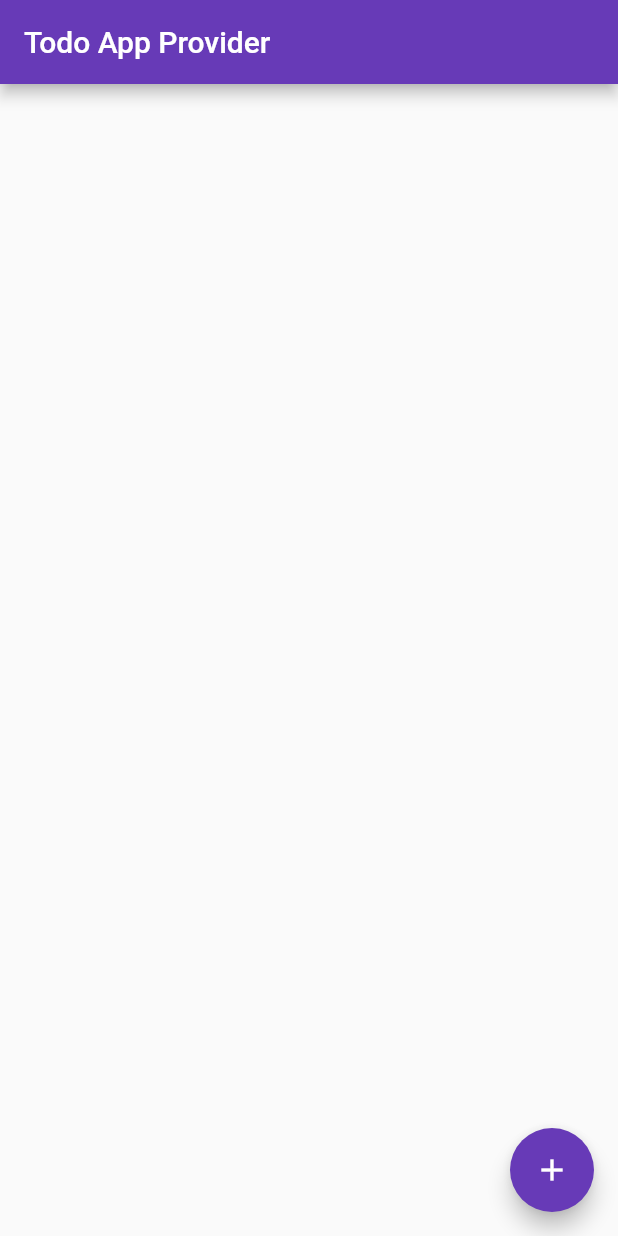
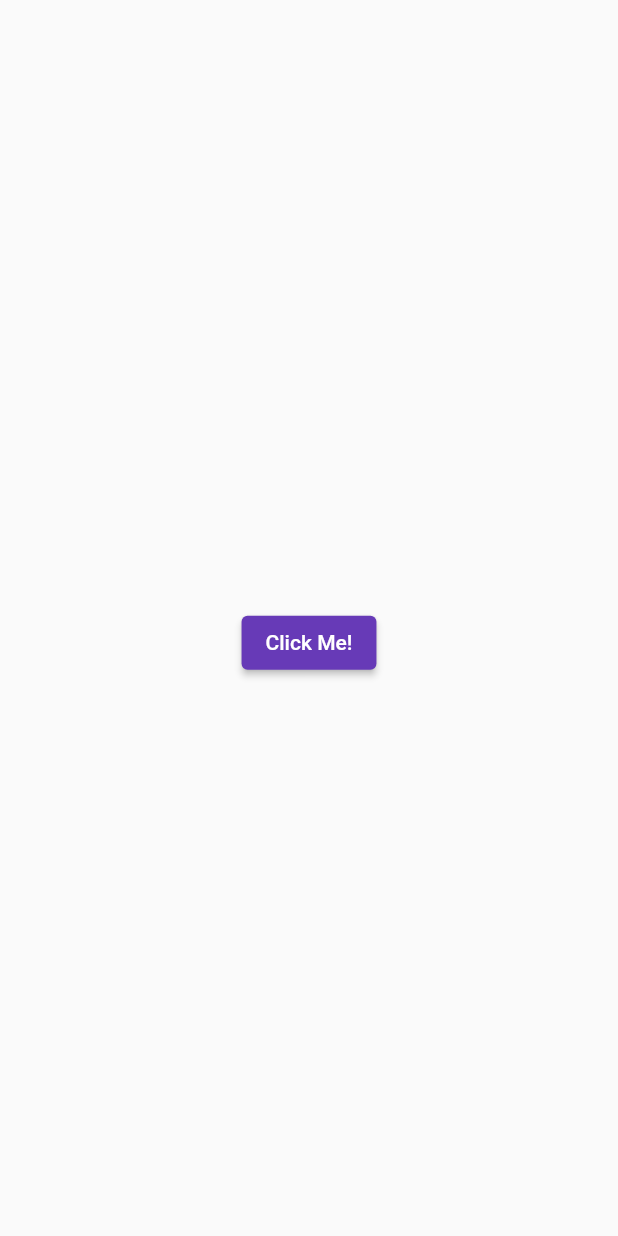
Before and after one commit to Fikialamsyah/provider_app, a Flutter app: the screen it shows after launch, on a phone screen of 412 x 824 dp. Run offline on Flutter 3.47's test engine with Material 2 defaults, Android fonts, the phone set to English and light mode, and no system bars.

Commit message:
add hello world

```diff
--- /dev/null
+++ b/lib/hello_world/page/hello_world_page.dart
@@ -0,0 +1,39 @@
+import 'dart:ui';
+
+import 'package:flutter/material.dart';
+import 'package:provider_app/hello_world/provider/hello_provider.dart';
+import 'package:provider/provider.dart';
+
+class HelloWorldPage extends StatelessWidget {
+  const HelloWorldPage({super.key});
+
+  @override
+  Widget build(BuildContext context) {
+    // obtain the hello provider
+    final hello = Provider.of<HelloProvider>(context);
+
+    return Scaffold(
+      body: Center(
+        child: Column(
+          mainAxisAlignment: MainAxisAlignment.center,
+        children: [
+          Text(
+            hello.text,
+            style: const TextStyle(
+              fontSize: 20
+            ),
+          ),
+          const SizedBox(
+            height: 10,
+          ),
+          ElevatedButton(
+            onPressed: () {
+              hello.hello();
+            },
+            child: Text('Click Me!'),
+          ),
+        ],
+      )),
+    );
+  }
+}
--- /dev/null
+++ b/lib/hello_world/provider/hello_provider.dart
@@ -0,0 +1,11 @@
+import 'package:flutter/material.dart';
+
+class HelloProvider extends ChangeNotifier {
+  String _text = '';
+  String get text => _text;
+
+  void hello() {
+    _text = 'Hello, World!';
+    notifyListeners();
+  }
+}
--- a/lib/main.dart
+++ b/lib/main.dart
@@ -1,5 +1,7 @@
 import 'package:flutter/material.dart';
 import 'package:provider/provider.dart';
+import 'package:provider_app/hello_world/page/hello_world_page.dart';
+import 'package:provider_app/hello_world/provider/hello_provider.dart';
 import 'package:provider_app/todo_app/page/todo_page.dart';
 import 'package:provider_app/todo_app/provider/todo_provider.dart';
 
@@ -11,9 +13,9 @@ class MyApp extends StatelessWidget {
   @override
   Widget build(BuildContext context) {
     return ChangeNotifierProvider(
-      create: (context) => TodoProvider(),
+      create: (context) => HelloProvider(),
       child: MaterialApp(
-        home: const TodoPage(),
+        home: const HelloWorldPage(),
         theme: ThemeData(
           primarySwatch: Colors.deepPurple,
         ),
```
Also changed, not shown: pubspec.lock.
